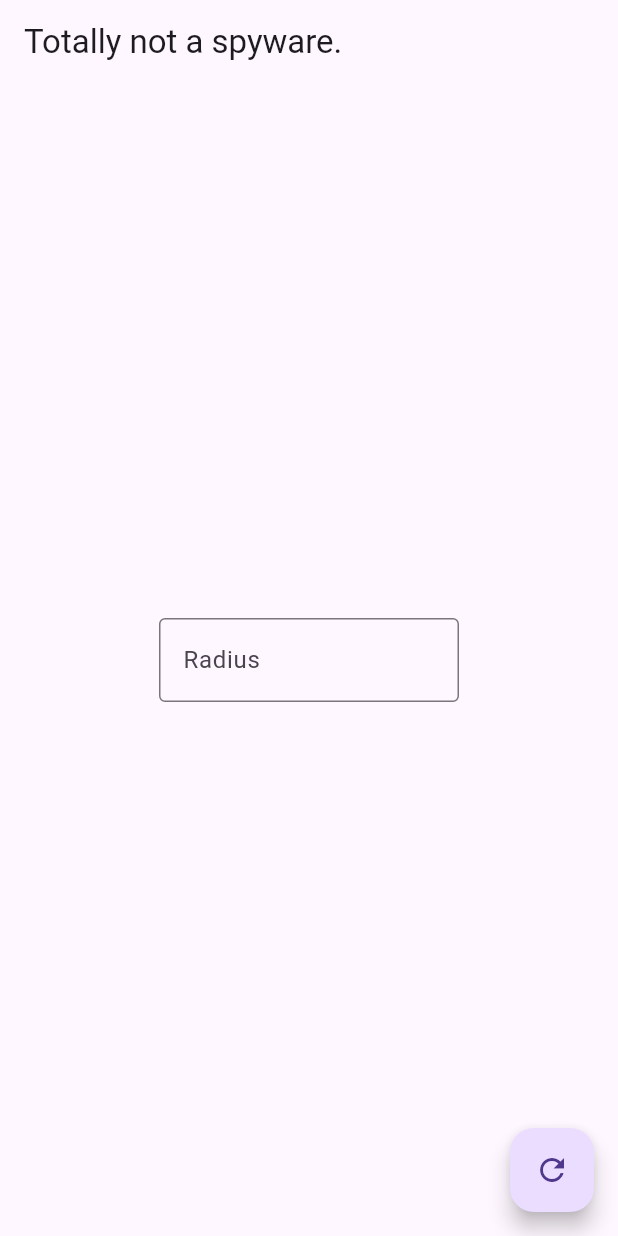
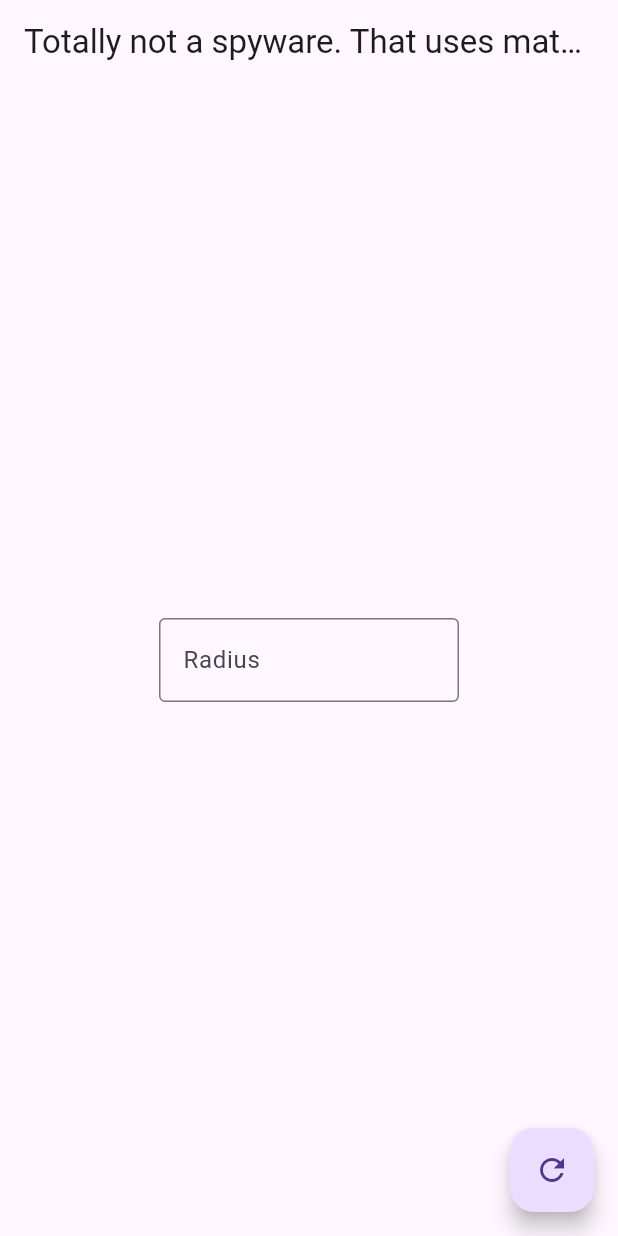
Before and after one commit to dleyvacastro/Desarrollo-Movil, a Flutter app: the screen it shows after launch, on a phone screen of 412 x 824 dp. Run offline on Flutter 3.47's test engine with Material 2 defaults, Android fonts, the phone set to English and light mode, and no system bars; our stand-ins replace geolocator, get; missing offline and left inert: bottom_picker.

Commit message:
Update main.dart

```diff
--- a/geoloc/lib/main.dart
+++ b/geoloc/lib/main.dart
@@ -20,7 +20,7 @@ class MyApp extends StatelessWidget {
         useMaterial3: true,
         primarySwatch: Colors.blue,
       ),
-      home: const MyHomePage(title: 'Totally not a spyware.'),
+      home: const MyHomePage(title: 'Totally not a spyware. That uses material 3'),
     );
   }
 }
```
